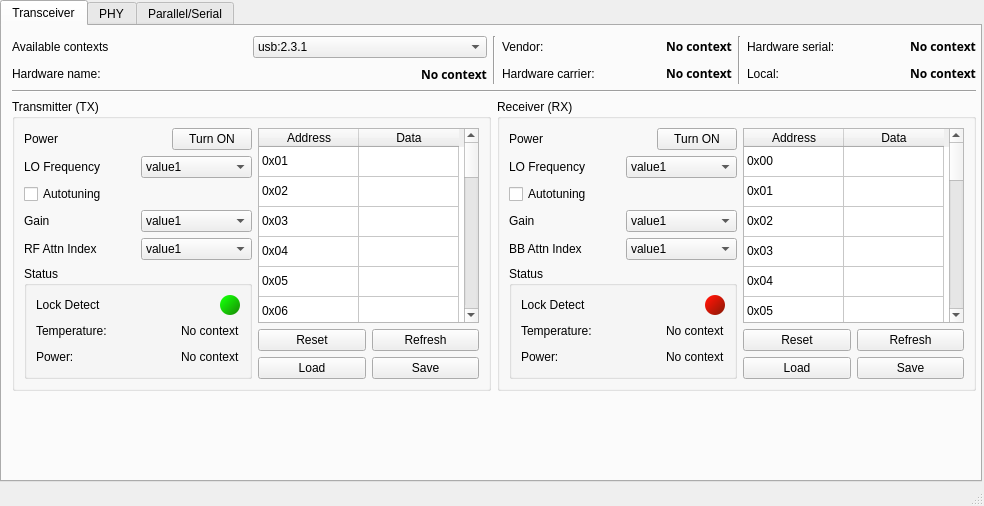
tcoroian/WC60GHZ_APP, file alternativewindow.ui: the form before one commit.
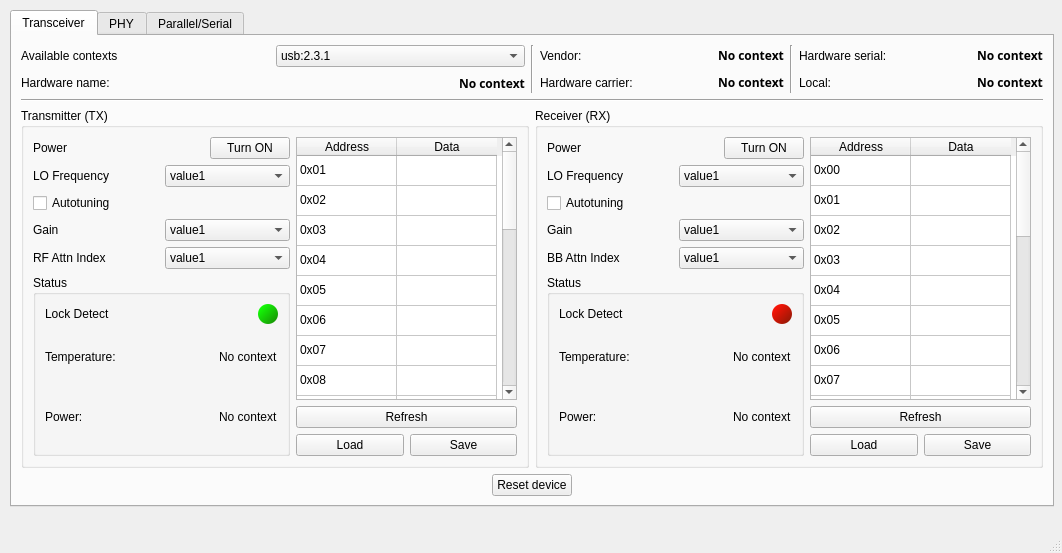
The form after the commit.

Commit message: Change Reset option to reset the device

```diff
--- a/alternativewindow.ui
+++ b/alternativewindow.ui
@@ -6,26 +6,41 @@
    <rect>
     <x>0</x>
     <y>0</y>
-    <width>984</width>
-    <height>506</height>
+    <width>1062</width>
+    <height>553</height>
    </rect>
   </property>
+  <property name="sizePolicy">
+   <sizepolicy hsizetype="Expanding" vsizetype="Expanding">
+    <horstretch>0</horstretch>
+    <verstretch>0</verstretch>
+   </sizepolicy>
+  </property>
   <property name="windowTitle">
    <string>MainWindow</string>
   </property>
   <widget class="QWidget" name="centralwidget">
-   <widget class="QWidget" name="verticalLayoutWidget">
-    <property name="geometry">
-     <rect>
-      <x>0</x>
-      <y>0</y>
-      <width>982</width>
-      <height>482</height>
-     </rect>
-    </property>
-    <layout class="QVBoxLayout" name="verticalLayout">
-     <item>
+   <property name="sizePolicy">
+    <sizepolicy hsizetype="Expanding" vsizetype="Expanding">
+     <horstretch>0</horstretch>
+     <verstretch>0</verstretch>
+    </sizepolicy>
+   </property>
       <widget class="QTabWidget" name="tabWidget">
+    <property name="geometry">
+     <rect>
+      <x>10</x>
+      <y>10</y>
+      <width>1044</width>
+      <height>497</height>
+     </rect>
+    </property>
+    <property name="sizeIncrement">
+     <size>
+      <width>5</width>
+      <height>5</height>
+     </size>
+    </property>
        <property name="baseSize">
         <size>
          <width>20</width>
@@ -39,16 +54,12 @@
         <attribute name="title">
          <string>Transceiver</string>
         </attribute>
-        <widget class="QWidget" name="layoutWidget">
-         <property name="geometry">
-          <rect>
-           <x>10</x>
-           <y>10</y>
-           <width>964</width>
-           <height>419</height>
-          </rect>
-         </property>
+     <layout class="QVBoxLayout" name="verticalLayout">
+      <item>
          <layout class="QVBoxLayout" name="verticalLayout_14">
+        <property name="sizeConstraint">
+         <enum>QLayout::SetNoConstraint</enum>
+        </property>
           <item>
            <layout class="QHBoxLayout" name="horizontalLayout_5">
             <item>
@@ -1012,13 +1023,6 @@
                    </item>
                    <item>
                     <layout class="QHBoxLayout" name="horizontalLayout_27">
-                     <item>
-                      <widget class="QPushButton" name="btn_reset_regs_tx">
-                       <property name="text">
-                        <string>Reset</string>
-                       </property>
-                      </widget>
-                     </item>
                      <item>
                       <widget class="QPushButton" name="btn_refresh_regs_tx">
                        <property name="text">
@@ -1727,13 +1731,6 @@
                    </item>
                    <item>
                     <layout class="QHBoxLayout" name="horizontalLayout_4">
-                     <item>
-                      <widget class="QPushButton" name="btn_reset_regs_rx">
-                       <property name="text">
-                        <string>Reset</string>
-                       </property>
-                      </widget>
-                     </item>
                      <item>
                       <widget class="QPushButton" name="btn_refresh_regs_rx">
                        <property name="text">
@@ -1771,20 +1768,45 @@
            </layout>
           </item>
           <item>
-           <spacer name="verticalSpacer">
+         <layout class="QHBoxLayout" name="horizontalLayout_35">
+          <item>
+           <spacer name="horizontalSpacer">
             <property name="orientation">
-             <enum>Qt::Vertical</enum>
+             <enum>Qt::Horizontal</enum>
             </property>
             <property name="sizeHint" stdset="0">
              <size>
-              <width>20</width>
-              <height>40</height>
+              <width>40</width>
+              <height>20</height>
              </size>
             </property>
            </spacer>
           </item>
-         </layout>
-        </widget>
+          <item>
+           <widget class="QPushButton" name="btn_reset_device">
+            <property name="text">
+             <string>Reset device</string>
+            </property>
+           </widget>
+          </item>
+          <item>
+           <spacer name="horizontalSpacer_10">
+            <property name="orientation">
+             <enum>Qt::Horizontal</enum>
+            </property>
+            <property name="sizeHint" stdset="0">
+             <size>
+              <width>40</width>
+              <height>20</height>
+             </size>
+            </property>
+           </spacer>
+          </item>
+         </layout>
+        </item>
+       </layout>
+      </item>
+     </layout>
        </widget>
        <widget class="QWidget" name="tab_3">
         <attribute name="title">
@@ -2743,9 +2765,6 @@
         </widget>
        </widget>
       </widget>
-     </item>
-    </layout>
-   </widget>
   </widget>
   <widget class="QMenuBar" name="menubar">
    <property name="geometry">
```
Left out of the diff: 2 changed lines with no effect on the pictures. Lines whose indentation alone changed are shown as unchanged. The commit also changes 2 other files.
